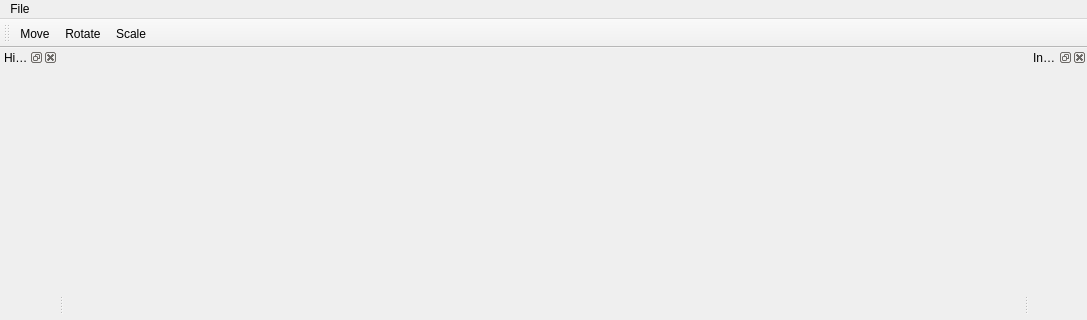
Above: Project/mainwindow.ui from Flanctory-Studio/QtDelivery before the change; both pictures show x 0 to 1087 and y 0 to 320 of the 1087 by 584 pixel window. Below: the same form after it.
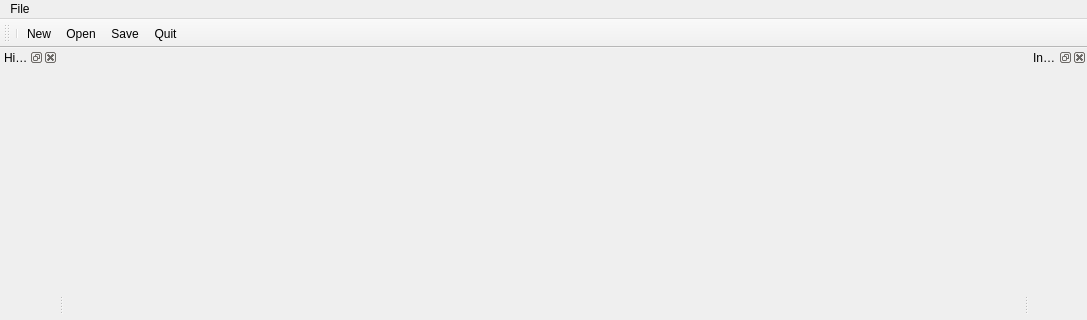
That is the form after the change. Icons and pictures are not drawn.

What changed in the file:
```diff
--- a/Project/mainwindow.ui
+++ b/Project/mainwindow.ui
@@ -71,9 +71,11 @@
    <attribute name="toolBarBreak">
     <bool>false</bool>
    </attribute>
-   <addaction name="toolMove"/>
-   <addaction name="toolRotate"/>
-   <addaction name="toolScale"/>
+   <addaction name="separator"/>
+   <addaction name="actionNew"/>
+   <addaction name="actionOpen"/>
+   <addaction name="actionSave"/>
+   <addaction name="actionQuit"/>
   </widget>
   <action name="actionHelp">
    <property name="text">
```
Left out of the diff: 2 changed lines with no effect on the pictures.
